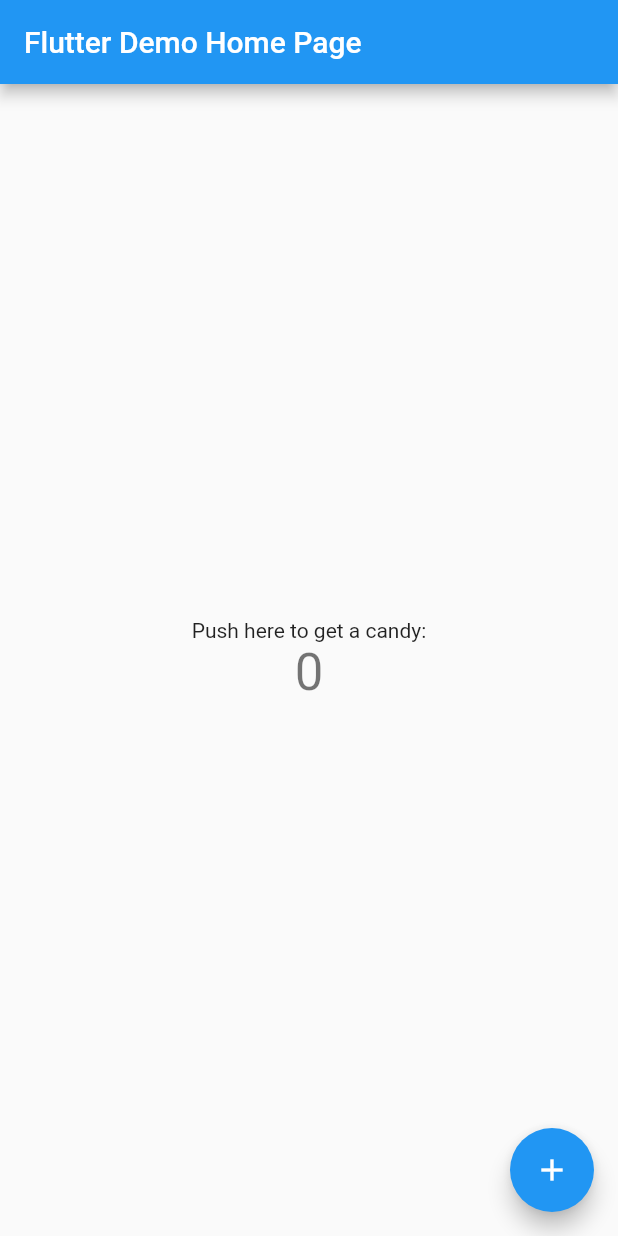
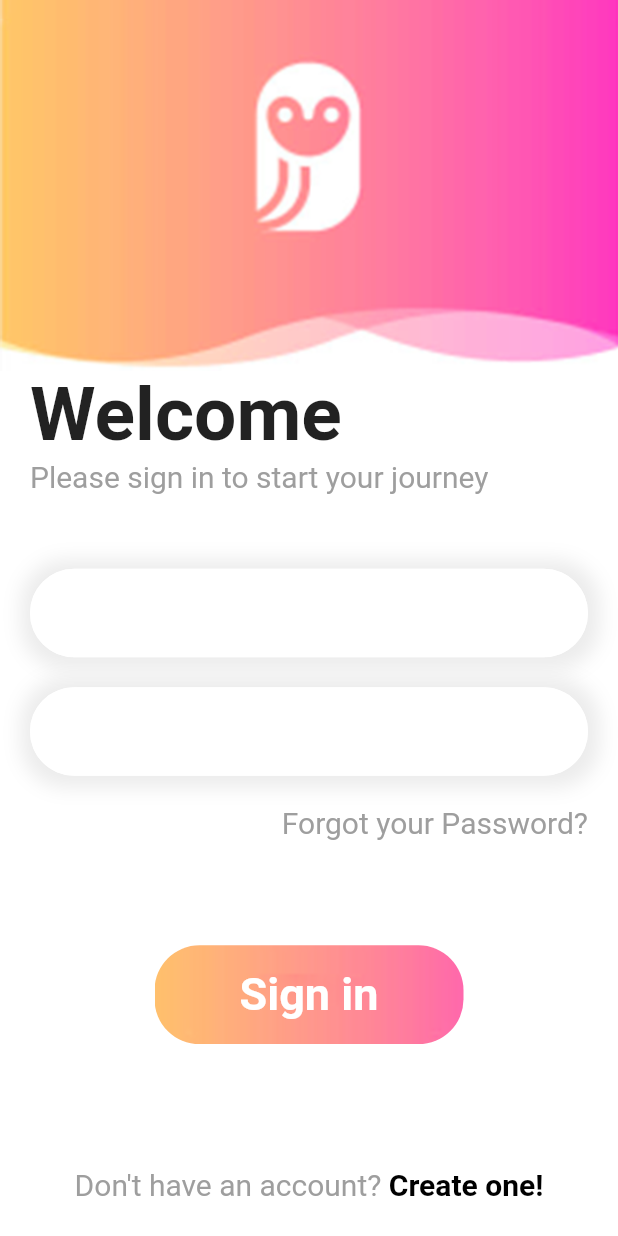
Before and after one commit to AxelSiliezar/HealthApp_HCI, a Flutter app: the screen it shows after launch, on a phone screen of 412 x 824 dp. Run offline on Flutter 3.47's test engine with Material 2 defaults, Android fonts, the phone set to English and light mode, and no system bars.

Commit message:
Sign in screen completed

```diff
--- /dev/null
+++ b/lib/login_page.dart
@@ -0,0 +1,186 @@
+import 'package:flutter/material.dart';
+
+class LoginPage extends StatefulWidget {
+  const LoginPage({Key? key}) : super(key: key);
+
+  @override
+  State<LoginPage> createState() => _LoginPageState();
+}
+
+class _LoginPageState extends State<LoginPage> {
+  @override
+  Widget build(BuildContext context) {
+    double w = MediaQuery.of(context).size.width;
+    double h = MediaQuery.of(context).size.height;
+    return Scaffold(
+      backgroundColor: Colors.white,
+      body: Column(
+        children: [
+          Container(
+            width: w,
+            height: h*0.3,
+            decoration: BoxDecoration(
+              image: DecorationImage(
+                image: AssetImage(
+                  "img/loginimg.png"
+                ),
+                    fit: BoxFit.cover
+              )
+            ),
+          ),
+          Container(
+            margin: const EdgeInsets.only(left: 20, right: 20),
+            width: w,
+            child: Column(
+              crossAxisAlignment: CrossAxisAlignment.start,
+              children: [
+                Text(
+                  "Welcome",
+                  style: TextStyle(
+                    fontSize: 50,
+                    fontWeight: FontWeight.bold
+                  ),
+                ),
+                Text(
+                  "Please sign in to start your journey",
+                  style: TextStyle(
+                      fontSize: 20,
+                      color:Colors.grey[500]
+                  ),
+                ),
+                SizedBox(height: 50,),
+                Container(
+                  decoration: BoxDecoration(
+                    color:Colors.white,
+                    borderRadius: BorderRadius.circular(30),
+                    boxShadow: [
+                      BoxShadow(
+                        blurRadius: 10,
+                        spreadRadius: 7,
+                        offset: Offset(1,1),
+                        color:Colors.grey.withOpacity(0.2)
+                      )
+                    ]
+                  ),
+                  child: TextField(
+                    decoration: InputDecoration(
+                      focusedBorder: OutlineInputBorder(
+                        borderRadius: BorderRadius.circular(30),
+                        borderSide: BorderSide(
+                          color:Colors.white,
+                          width: 1.0
+                        )
+                      ),
+                        enabledBorder: OutlineInputBorder(
+                            borderRadius: BorderRadius.circular(30),
+                            borderSide: BorderSide(
+                                color:Colors.white,
+                                width: 1.0
+                            )
+                        ),
+                      border: OutlineInputBorder(
+                        borderRadius: BorderRadius.circular(30)
+                      )
+                    ),
+                  ),
+                ),
+                SizedBox(height: 20,),
+                Container(
+                  decoration: BoxDecoration(
+                      color:Colors.white,
+                      borderRadius: BorderRadius.circular(30),
+                      boxShadow: [
+                        BoxShadow(
+                            blurRadius: 10,
+                            spreadRadius: 7,
+                            offset: Offset(1,1),
+                            color:Colors.grey.withOpacity(0.2)
+                        )
+                      ]
+                  ),
+                  child: TextField(
+                    decoration: InputDecoration(
+                        focusedBorder: OutlineInputBorder(
+                            borderRadius: BorderRadius.circular(30),
+                            borderSide: BorderSide(
+                                color:Colors.white,
+                                width: 1.0
+                            )
+                        ),
+                        enabledBorder: OutlineInputBorder(
+                            borderRadius: BorderRadius.circular(30),
+                            borderSide: BorderSide(
+                                color:Colors.white,
+                                width: 1.0
+                            )
+                        ),
+                        border: OutlineInputBorder(
+                            borderRadius: BorderRadius.circular(30)
+                        )
+                    ),
+                  ),
+                ),
+                SizedBox(height: 20,),
+                Row(
+                  children: [
+                    Expanded(child: Container(),),Text(
+                      "Forgot your Password?",
+                      style: TextStyle(
+                          fontSize: 20,
+                          color:Colors.grey[500]
+                      ),
+                    )
+                  ],
+                )
+
+              ],
+            ),
+          ),
+          SizedBox(height: 70,),
+          Container(
+            width: w*0.5,
+            height: h*0.08,
+            decoration: BoxDecoration(
+              borderRadius: BorderRadius.circular(30),
+                image: DecorationImage(
+                    image: AssetImage(
+                        "img/loginbtn.png"
+                    ),
+                    fit: BoxFit.cover
+                )
+            ),
+            child: Center(
+              child: Text(
+                "Sign in",
+                style: TextStyle(
+                    fontSize: 30,
+                    fontWeight: FontWeight.bold,
+                  color: Colors.white
+                ),
+              ),
+            ),
+          ),
+          SizedBox(height:w*0.2),
+          RichText(text: TextSpan(
+            text:"Don\'t have an account?", style: TextStyle(
+            color: Colors.grey[500],
+            fontSize: 20
+          ),
+            children: [
+
+              TextSpan(
+              text:" Create one!", style: TextStyle(
+              color: Colors.black,
+              fontSize: 20,
+                fontWeight: FontWeight.bold
+              )
+              )
+
+            ]
+          )
+          )
+        ],
+      )
+    );
+  }
+}
--- a/lib/main.dart
+++ b/lib/main.dart
@@ -1,4 +1,5 @@
 import 'package:flutter/material.dart';
+import 'package:healthapp_hci/login_page.dart';
 
 void main() {
   runApp(const MyApp());
@@ -13,103 +14,10 @@ class MyApp extends StatelessWidget {
     return MaterialApp(
       title: 'Flutter Demo',
       theme: ThemeData(
-        // This is the theme of your application.
-        //
-        // Try running your application with "flutter run". You'll see the
-        // application has a blue toolbar. Then, without quitting the app, try
-        // changing the primarySwatch below to Colors.green and then invoke
-        // "hot reload" (press "r" in the console where you ran "flutter run",
-        // or simply save your changes to "hot reload" in a Flutter IDE).
-        // Notice that the counter didn't reset back to zero; the application
-        // is not restarted.
+
         primarySwatch: Colors.blue,
       ),
-      home: const MyHomePage(title: 'Flutter Demo Home Page'),
+      home: LoginPage()
     );
   }
 }
-
-class MyHomePage extends StatefulWidget {
-  const MyHomePage({Key? key, required this.title}) : super(key: key);
-
-  // This widget is the home page of your application. It is stateful, meaning
-  // that it has a State object (defined below) that contains fields that affect
-  // how it looks.
-
-  // This class is the configuration for the state. It holds the values (in this
-  // case the title) provided by the parent (in this case the App widget) and
-  // used by the build method of the State. Fields in a Widget subclass are
-  // always marked "final".
-
-  final String title;
-
-  @override
-  State<MyHomePage> createState() => _MyHomePageState();
-}
-
-class _MyHomePageState extends State<MyHomePage> {
-  int _counter = 0;
-
-  void _incrementCounter() {
-    setState(() {
-      // This call to setState tells the Flutter framework that something has
-      // changed in this State, which causes it to rerun the build method below
-      // so that the display can reflect the updated values. If we changed
-      // _counter without calling setState(), then the build method would not be
-      // called again, and so nothing would appear to happen.
-      _counter++;
-    });
-  }
-
-  @override
-  Widget build(BuildContext context) {
-    // This method is rerun every time setState is called, for instance as done
-    // by the _incrementCounter method above.
-    //
-    // The Flutter framework has been optimized to make rerunning build methods
-    // fast, so that you can just rebuild anything that needs updating rather
-    // than having to individually change instances of widgets.
-    return Scaffold(
-      appBar: AppBar(
-        // Here we take the value from the MyHomePage object that was created by
-        // the App.build method, and use it to set our appbar title.
-        title: Text(widget.title),
-      ),
-      body: Center(
-        // Center is a layout widget. It takes a single child and positions it
-        // in the middle of the parent.
-        child: Column(
-          // Column is also a layout widget. It takes a list of children and
-          // arranges them vertically. By default, it sizes itself to fit its
-          // children horizontally, and tries to be as tall as its parent.
-          //
-          // Invoke "debug painting" (press "p" in the console, choose the
-          // "Toggle Debug Paint" action from the Flutter Inspector in Android
-          // Studio, or the "Toggle Debug Paint" command in Visual Studio Code)
-          // to see the wireframe for each widget.
-          //
-          // Column has various properties to control how it sizes itself and
-          // how it positions its children. Here we use mainAxisAlignment to
-          // center the children vertically; the main axis here is the vertical
-          // axis because Columns are vertical (the cross axis would be
-          // horizontal).
-          mainAxisAlignment: MainAxisAlignment.center,
-          children: <Widget>[
-            const Text(
-              'Push here to get a candy:',
-            ),
-            Text(
-              '$_counter',
-              style: Theme.of(context).textTheme.headline4,
-            ),
-          ],
-        ),
-      ),
-      floatingActionButton: FloatingActionButton(
-        onPressed: _incrementCounter,
-        tooltip: 'Increment',
-        child: const Icon(Icons.add),
-      ), // This trailing comma makes auto-formatting nicer for build methods.
-    );
-  }
-}
--- a/pubspec.yaml
+++ b/pubspec.yaml
@@ -58,8 +58,8 @@ flutter:
   uses-material-design: true
 
   # To add assets to your application, add an assets section, like this:
-  # assets:
-  #   - images/a_dot_burr.jpeg
+  assets:
+    - img/
   #   - images/a_dot_ham.jpeg
 
   # An image asset can refer to one or more resolution-specific "variants", see
```
Also changed, not shown: img/f.png (added), img/g.png (added), img/loginbtn.png (added), img/loginimg.png (added), img/profile.png (added), img/profile1.png (added), img/signup.png (added), img/t.png (added).
